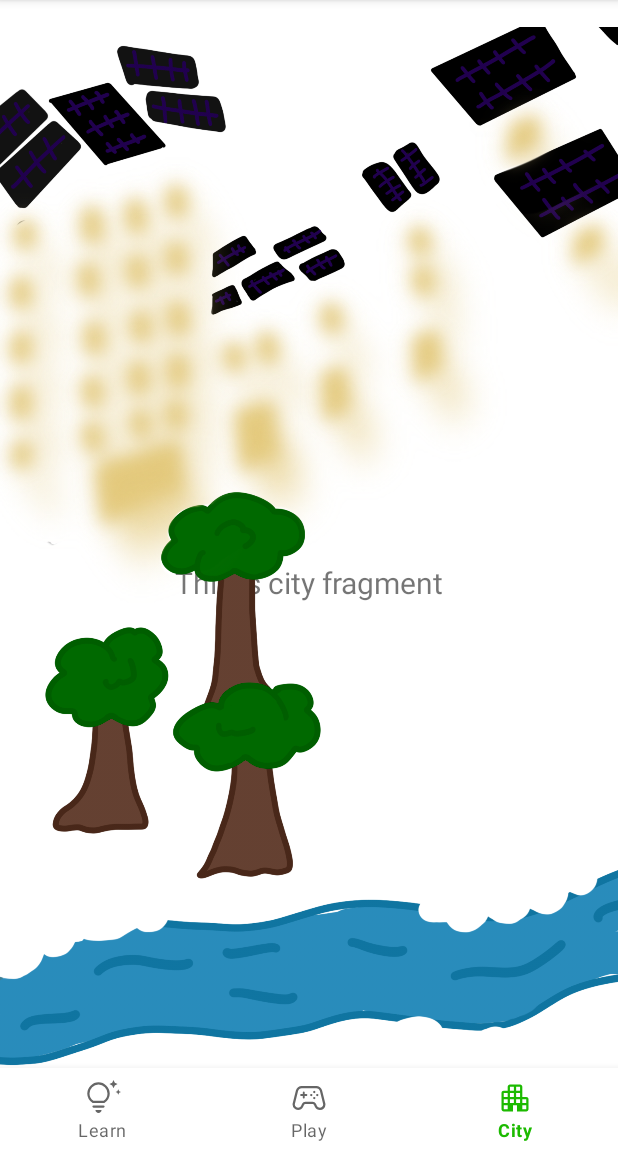
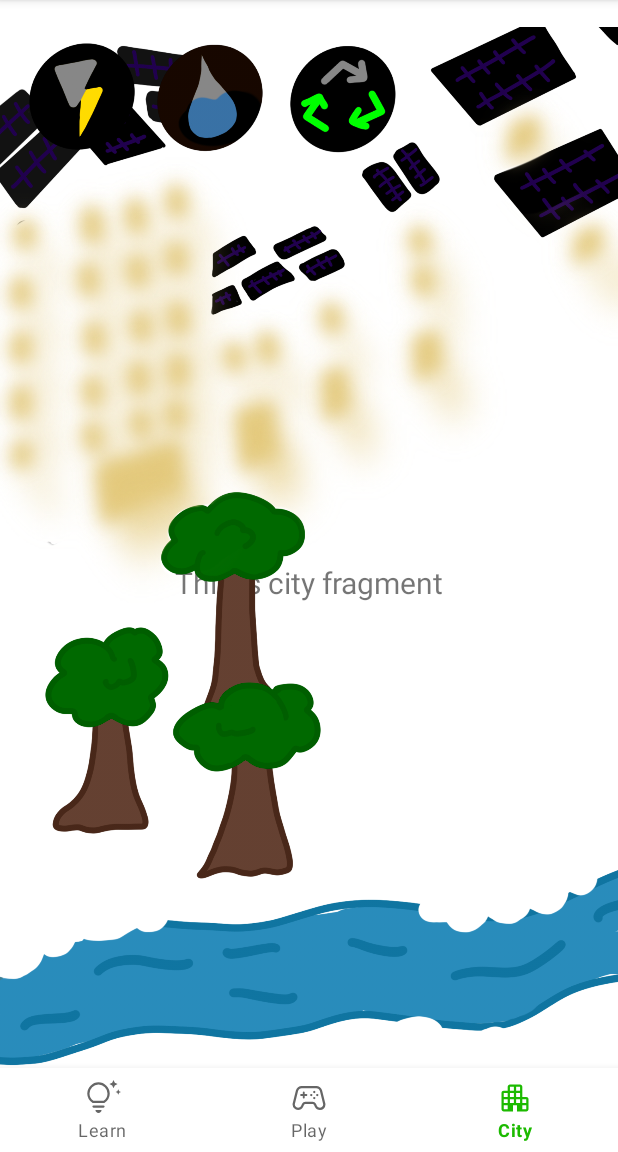
Before and after one commit to jackschedel/savethecity, an Android app: the CityFragment screen opened through its navigation route, on a phone screen of 412 x 824 dp, the part 84-1236 px from its top. Run offline under Robolectric (Android 15) with nearby library versions, the phone set to English and light mode, and no system bars; our stand-ins replace navigation-ui; 1 statement that could not run was skipped.

Commit message:
added meters

```diff
--- a/client/app/src/main/res/layout/fragment_city.xml
+++ b/client/app/src/main/res/layout/fragment_city.xml
@@ -20,7 +20,7 @@
         app:layout_constraintStart_toStartOf="parent"
         app:layout_constraintTop_toTopOf="parent" />
 
-    <FrameLayout xmlns:android="http://schemas.android.com/apk/res/android"
+    <FrameLayout
         android:id="@+id/bround"
         android:layout_width="match_parent"
         android:layout_height="match_parent"
@@ -53,6 +53,12 @@
             android:alpha="0"
             />
 
+        <ImageView
+            android:id="@+id/meters"
+            android:layout_width="match_parent"
+            android:layout_height="match_parent"
+            android:src="@drawable/partial_bar" />
+
 
     </FrameLayout>
 
```
